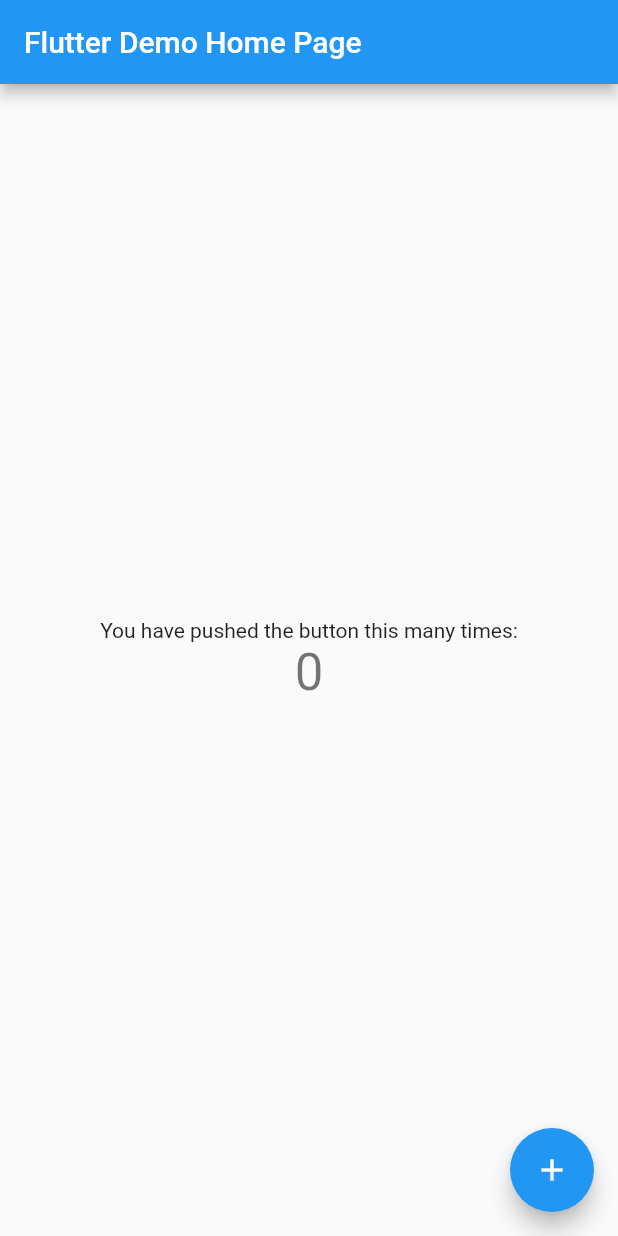
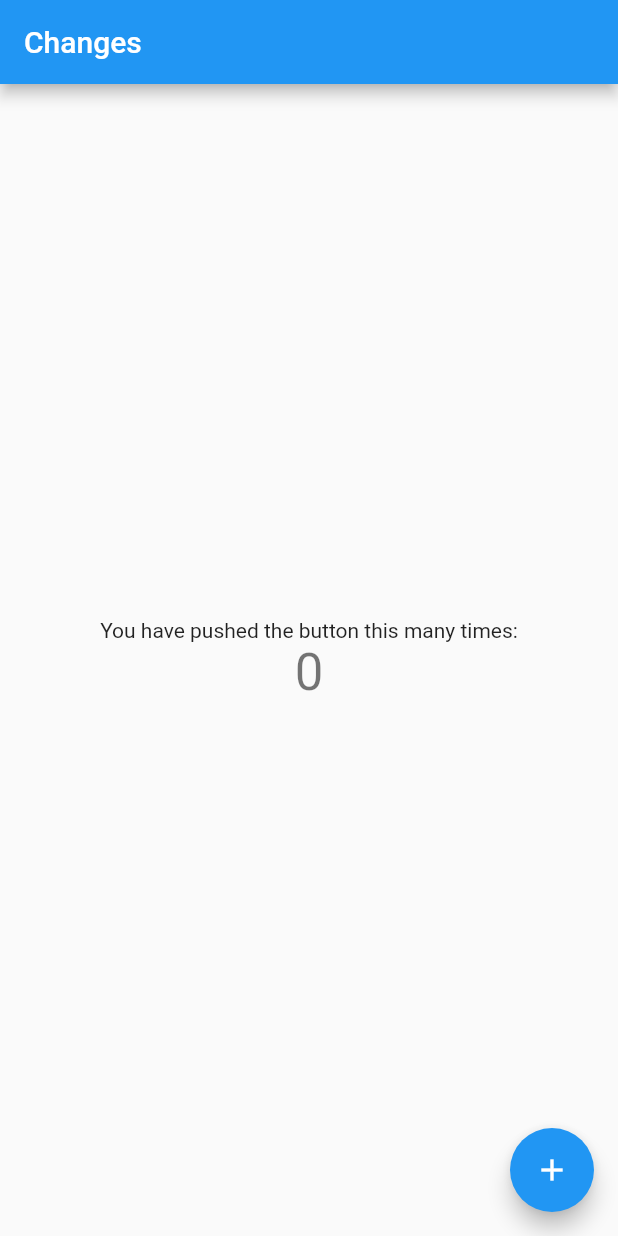
Before and after one commit to Diptidiv/domesticpal, a Flutter app: the screen it shows after launch, on a phone screen of 412 x 824 dp. Run offline on Flutter 3.47's test engine with Material 2 defaults, Android fonts, the phone set to English and light mode, and no system bars.

Commit message:
Changes made

```diff
--- a/lib/main.dart
+++ b/lib/main.dart
@@ -26,7 +26,7 @@ class MyApp extends StatelessWidget {
         // closer together (more dense) than on mobile platforms.
         visualDensity: VisualDensity.adaptivePlatformDensity,
       ),
-      home: MyHomePage(title: 'Flutter Demo Home Page'),
+      home: MyHomePage(title: 'Changes'),
     );
   }
 }
```
